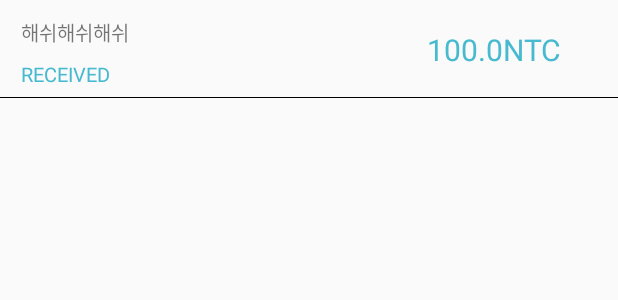
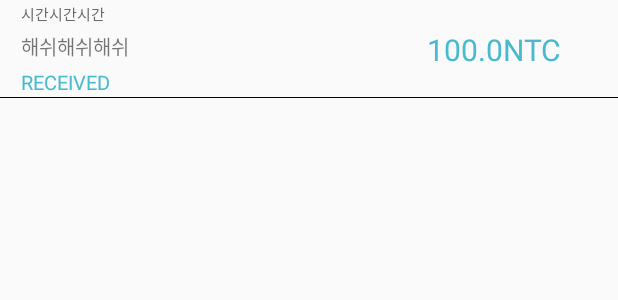
Before and after one commit to zaeval/Naturecoin, an Android app: the layout list_item_layout_item.xml on its own in the app's theme, with its tools: preview values and no code run, on a phone screen of 412 x 824 dp. Shown: the top 300 px of the screen. Run offline under Robolectric (Android 15) with nearby library versions, the light colour scheme and no system bars.

Commit message:
Layout fix

```diff
--- a/muzimuzi/app/src/main/java/muzimuzi/jejuhackerton/com/muzimuzi/retrofit_objects/Transaction.java
+++ b/muzimuzi/app/src/main/java/muzimuzi/jejuhackerton/com/muzimuzi/retrofit_objects/Transaction.java
@@ -32,4 +32,9 @@ public class Transaction {
     public void setSender(String sender) {
         this.sender = sender;
     }
+    public Transaction(Transaction tr){
+        this.amount = tr.amount;
+        this.recipient = tr.recipient;
+        this.sender = tr.sender;
+    }
 }
--- a/muzimuzi/app/src/main/res/layout/list_item_layout_item.xml
+++ b/muzimuzi/app/src/main/res/layout/list_item_layout_item.xml
@@ -18,10 +18,18 @@
             android:layout_marginLeft="14dp"
             android:layout_height="match_parent">
             <TextView
+                android:layout_width="wrap_content"
+                android:layout_weight="1"
+                android:textSize="10sp"
+                android:id="@+id/log_date"
+                android:gravity="center_vertical"
+                android:text="시간시간시간"
+                android:textColor="#696969"
+                android:layout_height="wrap_content" />
+            <TextView
                 android:textSize="13.3sp"
                 android:layout_width="wrap_content"
-                android:layout_height="match_parent"
-                android:layout_marginTop="10dp"
+                android:layout_height="wrap_content"
                 android:layout_weight="1"
                 android:id="@+id/log_hash"
                 android:gravity="center_vertical"
@@ -33,7 +41,7 @@
                 android:textColor="#47bacf"
                 android:id="@+id/log_status"
                 android:text="RECEIVED"
-                android:layout_height="match_parent"
+                android:layout_height="wrap_content"
                 android:layout_weight="1"
                 android:gravity="center_vertical"
                 />
```
Also changed, not shown: muzimuzi/app/src/main/java/muzimuzi/jejuhackerton/com/muzimuzi/Adapter/ItemRecyclerAdapter.java (+36 -8 lines), muzimuzi/app/src/main/java/muzimuzi/jejuhackerton/com/muzimuzi/LogActivity.java (+64 -18 lines), muzimuzi/app/src/main/java/muzimuzi/jejuhackerton/com/muzimuzi/retrofit_objects/WrappingTransaction.java (added, +19 -0 lines), muzimuzi/app/src/main/java/muzimuzi/jejuhackerton/com/muzimuzi/util/Util.java (+22 -9 lines).
